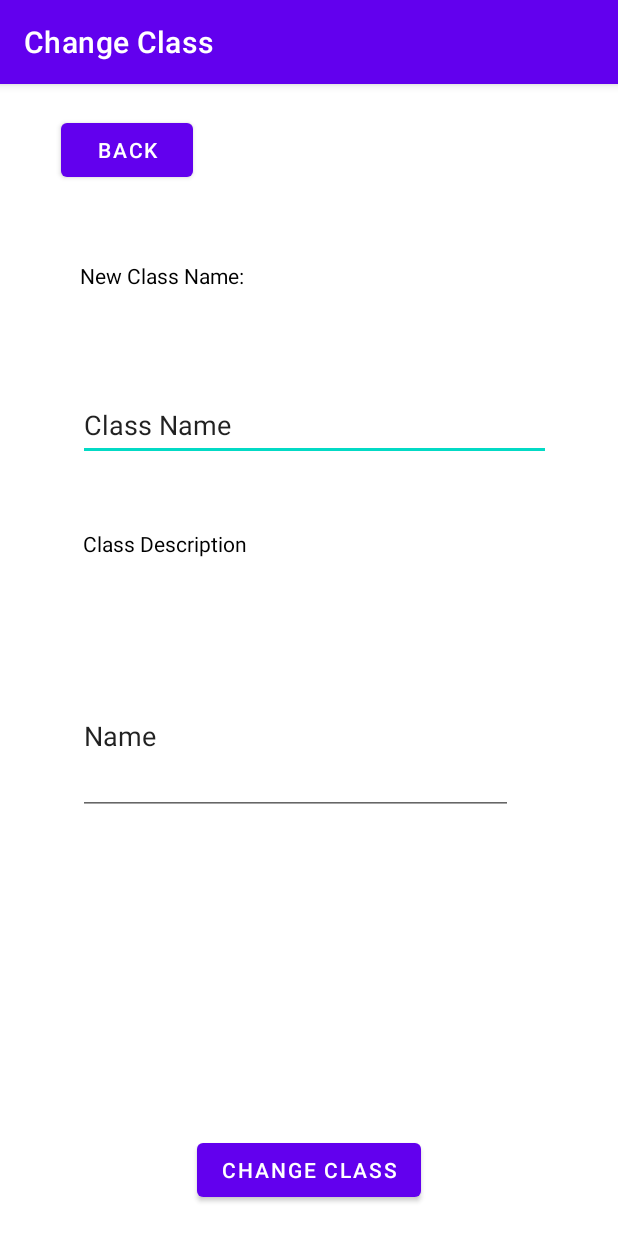
After one commit to ritvik130/Fitbits, an Android app: the ChangeClassScreen screen opened directly, with no data from a screen before it, on a phone screen of 412 x 824 dp. The commit adds this screen. Run offline under Robolectric (Android 15) with nearby library versions, the phone set to English and light mode, and no system bars.

Commit message:
Change Class Layout

```diff
--- a/project/app/build.gradle
+++ b/project/app/build.gradle
@@ -28,6 +28,9 @@ android {
         sourceCompatibility JavaVersion.VERSION_1_8
         targetCompatibility JavaVersion.VERSION_1_8
     }
+    buildFeatures {
+        viewBinding true
+    }
 }
 
 dependencies {
@@ -36,6 +39,9 @@ dependencies {
     implementation 'com.google.android.material:material:1.3.0'
     implementation 'androidx.constraintlayout:constraintlayout:2.0.4'
     implementation 'com.google.firebase:firebase-firestore:21.4.0'
+    implementation 'androidx.annotation:annotation:1.2.0'
+    implementation 'androidx.lifecycle:lifecycle-livedata-ktx:2.3.1'
+    implementation 'androidx.lifecycle:lifecycle-viewmodel-ktx:2.3.1'
     testImplementation 'junit:junit:4.+'
     androidTestImplementation 'androidx.test.ext:junit:1.1.2'
     androidTestImplementation 'androidx.test.espresso:espresso-core:3.3.0'
--- /dev/null
+++ b/project/app/src/main/java/me/seg/fitbites/ChangeClassScreen.java
@@ -0,0 +1,17 @@
+package me.seg.fitbites;
+
+import androidx.appcompat.app.ActionBar;
+import androidx.appcompat.app.AppCompatActivity;
+
+import android.os.Bundle;
+
+public class ChangeClassScreen extends AppCompatActivity {
+
+    @Override
+    protected void onCreate(Bundle savedInstanceState) {
+        super.onCreate(savedInstanceState);
+        setContentView(R.layout.activity_change_classScreen);
+        ActionBar actionBar= getSupportActionBar();
+        actionBar.setTitle("Change Class");
+    }
+}
--- /dev/null
+++ b/project/app/src/main/res/layout/activity_change_classScreen.xml
@@ -0,0 +1,86 @@
+<?xml version="1.0" encoding="utf-8"?>
+<androidx.constraintlayout.widget.ConstraintLayout xmlns:android="http://schemas.android.com/apk/res/android"
+    xmlns:app="http://schemas.android.com/apk/res-auto"
+    xmlns:tools="http://schemas.android.com/tools"
+    android:id="@+id/Button_Submit"
+    android:layout_width="match_parent"
+    android:layout_height="match_parent"
+    android:autofillHints="Class Name"
+    tools:context=".ChangeClassScreen">
+
+    <Button
+        android:id="@+id/button"
+        android:layout_width="wrap_content"
+        android:layout_height="wrap_content"
+        android:layout_marginStart="10dp"
+        android:layout_marginTop="20dp"
+        android:text="Back"
+        app:layout_constraintEnd_toEndOf="parent"
+        app:layout_constraintHorizontal_bias="0.097"
+        app:layout_constraintStart_toStartOf="parent"
+        app:layout_constraintTop_toTopOf="parent" />
+
+    <Button
+        android:id="@+id/button2"
+        android:layout_width="wrap_content"
+        android:layout_height="wrap_content"
+        android:layout_marginBottom="20dp"
+        android:text="Change Class"
+        app:layout_constraintBottom_toBottomOf="parent"
+        app:layout_constraintEnd_toEndOf="parent"
+        app:layout_constraintStart_toStartOf="parent" />
+
+    <TextView
+        android:id="@+id/textView7"
+        android:layout_width="315dp"
+        android:layout_height="40dp"
+        android:layout_marginStart="10dp"
+        android:layout_marginTop="50dp"
+        android:text="New Class Name: "
+        android:textColor="@color/black"
+        app:layout_constraintEnd_toEndOf="parent"
+        app:layout_constraintStart_toStartOf="parent"
+        app:layout_constraintTop_toBottomOf="@+id/button" />
+
+    <EditText
+        android:id="@+id/editTextTextPersonName9"
+        android:layout_width="315dp"
+        android:layout_height="48dp"
+        android:layout_marginStart="52dp"
+        android:layout_marginTop="45dp"
+        android:ems="10"
+        android:inputType="textPersonName"
+        android:minHeight="48dp"
+        android:text="Class Name"
+        app:layout_constraintEnd_toEndOf="parent"
+        app:layout_constraintHorizontal_bias="0.0"
+        app:layout_constraintStart_toStartOf="parent"
+        app:layout_constraintTop_toBottomOf="@+id/textView7" />
+
+    <TextView
+        android:id="@+id/textView8"
+        android:layout_width="315dp"
+        android:layout_height="40dp"
+        android:layout_marginStart="52dp"
+        android:layout_marginTop="45dp"
+        android:text="Class Description"
+        android:textColor="@color/black"
+        app:layout_constraintEnd_toEndOf="parent"
+        app:layout_constraintHorizontal_bias="0.068"
+        app:layout_constraintStart_toStartOf="parent"
+        app:layout_constraintTop_toBottomOf="@+id/editTextTextPersonName9" />
+
+    <EditText
+        android:id="@+id/editTextTextPersonName10"
+        android:layout_width="290dp"
+        android:layout_height="105dp"
+        android:layout_marginStart="52dp"
+        android:layout_marginTop="45dp"
+        android:ems="10"
+        android:inputType="textPersonName"
+        android:minHeight="48dp"
+        android:text="Name"
+        app:layout_constraintStart_toStartOf="parent"
+        app:layout_constraintTop_toBottomOf="@+id/textView8" />
+
+</androidx.constraintlayout.widget.ConstraintLayout>
--- /dev/null
+++ b/project/app/src/main/res/values-land/dimens.xml
@@ -0,0 +1,3 @@
+<resources>
+    <dimen name="activity_horizontal_margin">48dp</dimen>
+</resources>
--- /dev/null
+++ b/project/app/src/main/res/values-w1240dp/dimens.xml
@@ -0,0 +1,3 @@
+<resources>
+    <dimen name="activity_horizontal_margin">200dp</dimen>
+</resources>
--- /dev/null
+++ b/project/app/src/main/res/values-w600dp/dimens.xml
@@ -0,0 +1,3 @@
+<resources>
+    <dimen name="activity_horizontal_margin">48dp</dimen>
+</resources>
--- /dev/null
+++ b/project/app/src/main/res/values/dimens.xml
@@ -0,0 +1,5 @@
+<resources>
+    <!-- Default screen margins, per the Android Design guidelines. -->
+    <dimen name="activity_horizontal_margin">16dp</dimen>
+    <dimen name="activity_vertical_margin">16dp</dimen>
+</resources>
```
Also changed, not shown: project/app/src/main/AndroidManifest.xml (+7 -0 lines), project/app/src/main/java/me/seg/fitbites/data/LoginDataSource.java (added, +29 -0 lines), project/app/src/main/java/me/seg/fitbites/data/LoginRepository.java (added, +54 -0 lines), project/app/src/main/java/me/seg/fitbites/data/Result.java (added, +48 -0 lines), project/app/src/main/java/me/seg/fitbites/data/model/LoggedInUser.java (added, +23 -0 lines), project/app/src/main/java/me/seg/fitbites/ui/login/ClassScreen.java (added, +136 -0 lines), project/app/src/main/java/me/seg/fitbites/ui/login/LoggedInUserView.java (added, +17 -0 lines), project/app/src/main/java/me/seg/fitbites/ui/login/LoginFormState.java (added, +40 -0 lines), project/app/src/main/java/me/seg/fitbites/ui/login/LoginResult.java (added, +31 -0 lines), project/app/src/main/java/me/seg/fitbites/ui/login/LoginViewModel.java (added, +70 -0 lines), project/app/src/main/java/me/seg/fitbites/ui/login/LoginViewModelFactory.java (added, +26 -0 lines), project/app/src/main/res/values/strings.xml (+15 -6 lines).
